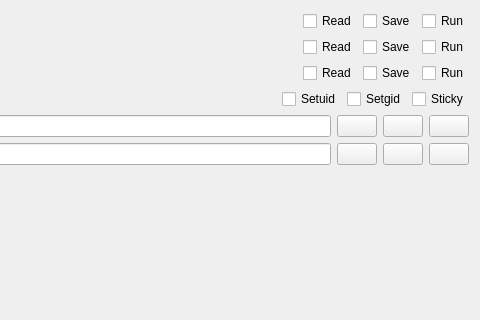
First picture: the form in src/widgets/chmodcalculatorwidget.ui, repository N1vn0vem8er/cutetoolbox, before the edit; both pictures show x 406 to 886 and y 0 to 320 of the 886 by 597 pixel window.
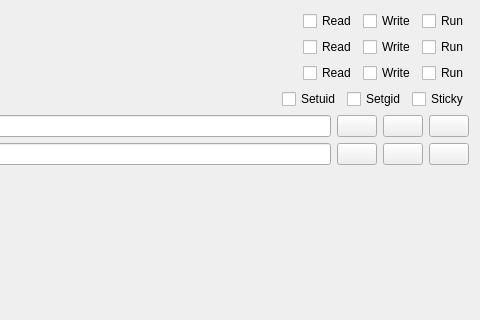
Second picture: the form after the edit. Icons and pictures are not drawn.

Commit message: Implemented read/write/run in chmodcalculatorwidget

Patch:
```diff
--- a/src/widgets/chmodcalculatorwidget.ui
+++ b/src/widgets/chmodcalculatorwidget.ui
@@ -202,7 +202,7 @@
        <item>
         <widget class="QCheckBox" name="saveOther">
          <property name="text">
-          <string>Save</string>
+          <string>Write</string>
          </property>
         </widget>
        </item>
@@ -247,7 +247,7 @@
        <item>
         <widget class="QCheckBox" name="saveGroup">
          <property name="text">
-          <string>Save</string>
+          <string>Write</string>
          </property>
         </widget>
        </item>
@@ -292,7 +292,7 @@
        <item>
         <widget class="QCheckBox" name="saveOwner">
          <property name="text">
-          <string>Save</string>
+          <string>Write</string>
          </property>
         </widget>
        </item>
```
Left out of the diff: 6 changed lines with no effect on the pictures. The commit also changes 2 other files.
